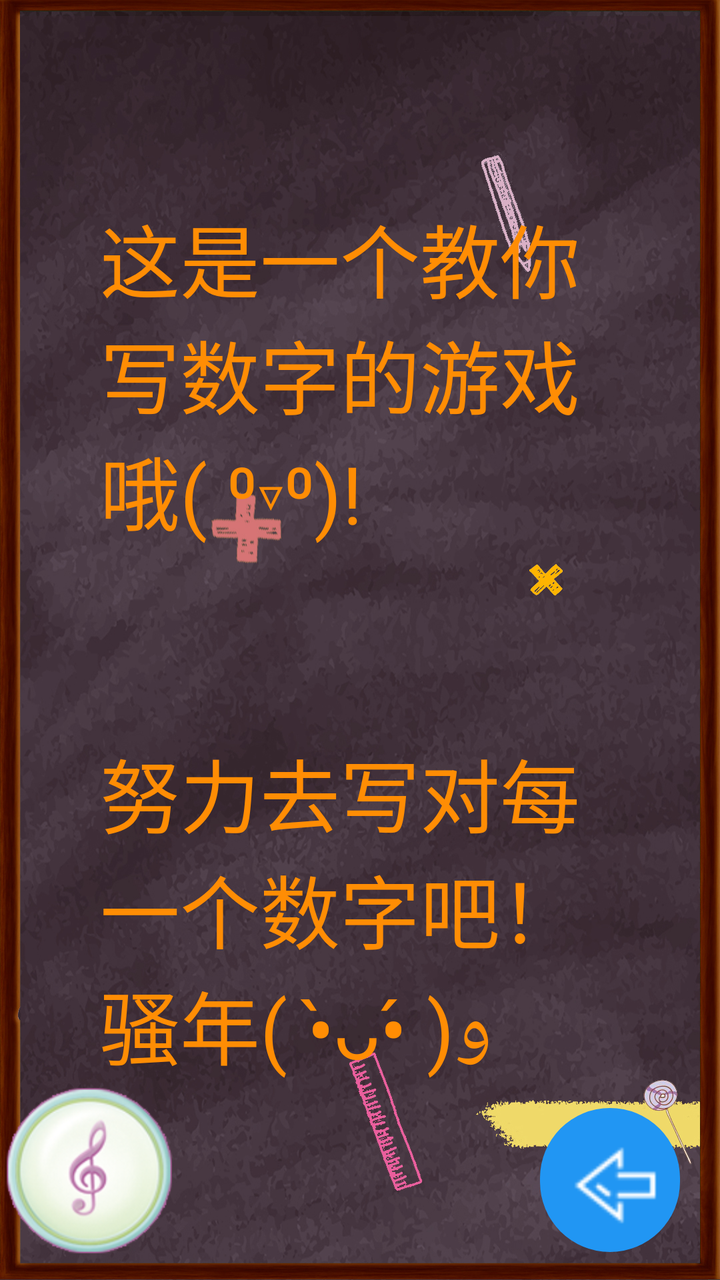
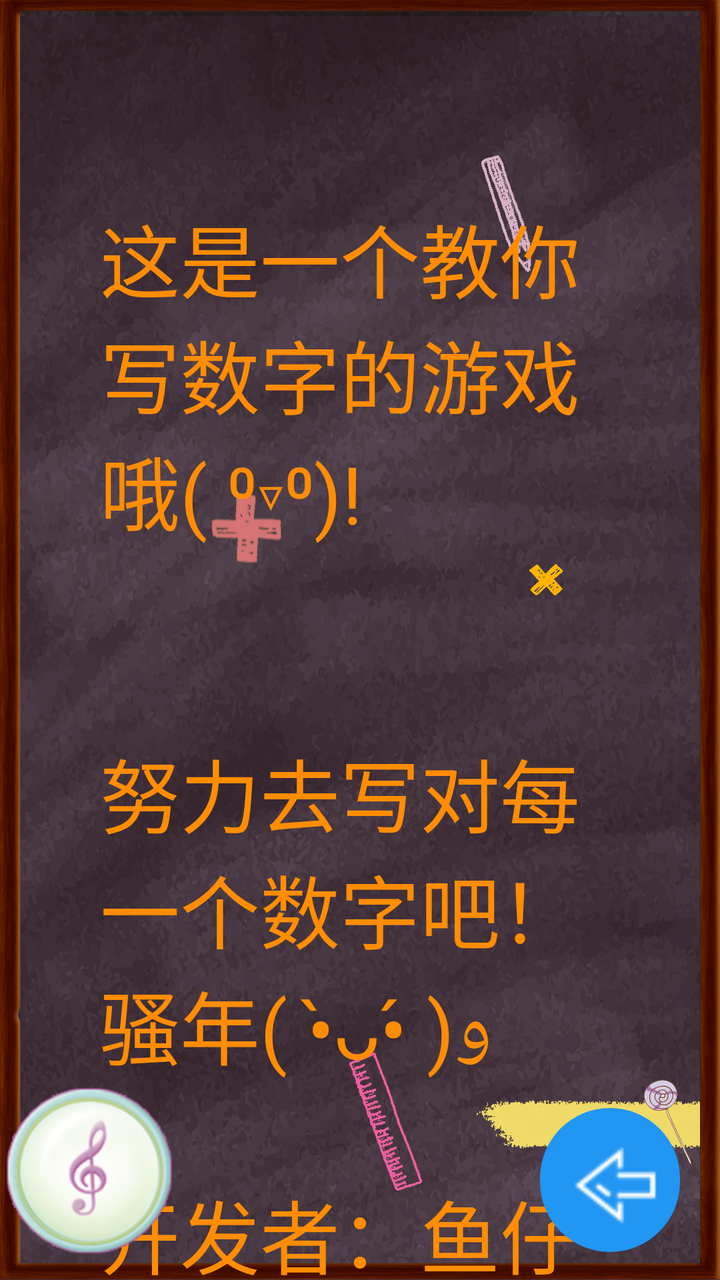

Before-and-after screenshots of an Android layout around one commit, followed by the original layout XML and the change that was made.
<!-- AndroidManifest.xml: application theme Theme.NumberGame -->
<!-- res/layout/activity_about.xml -->
<?xml version="1.0" encoding="utf-8"?>
<androidx.constraintlayout.widget.ConstraintLayout xmlns:android="http://schemas.android.com/apk/res/android"
    xmlns:app="http://schemas.android.com/apk/res-auto"
    xmlns:tools="http://schemas.android.com/tools"
    android:id="@+id/main"
    android:layout_width="match_parent"
    android:layout_height="match_parent"
    tools:context=".AboutActivity">

    <ImageView
        android:id="@+id/aboutBackground"
        android:layout_width="0dp"
        android:layout_height="0dp"
        android:scaleType="centerCrop"
        android:src = "@drawable/bg"
        app:layout_constraintBottom_toBottomOf="parent"
        app:layout_constraintTop_toTopOf="parent"
        app:layout_constraintEnd_toEndOf="parent"
        app:layout_constraintStart_toStartOf="parent" />
    
    <TextView
        android:id = "@+id/aboutText"
        android:layout_width="0dp"
        android:layout_height="wrap_content"
        android:text="这是一个教你写数字的游戏哦( ⁰▿⁰)!\n\n\n努力去写对每一个数字吧！骚年( •̀ᴗ•́ )و"
        android:textColor="#ff8d04"
        android:textSize="40sp"
        app:layout_constraintStart_toStartOf="parent"
        app:layout_constraintEnd_toEndOf="parent"
        app:layout_constraintTop_toTopOf="parent"
        android:layout_marginTop="100dp"
        android:layout_marginStart="50dp"
        android:layout_marginEnd="50dp"/>

    
    <ImageButton
        android:id="@+id/about_music"
        android:layout_width="90dp"
        android:layout_height="90dp"
        android:src = "@drawable/btn_music1"
        android:scaleType = "fitCenter"
        android:background="@android:color/transparent"
        app:layout_constraintStart_toStartOf="parent"
        app:layout_constraintBottom_toBottomOf="parent"
        android:layout_marginBottom="10dp"
        />



    <com.google.android.material.button.MaterialButton
        android:id="@+id/aboutReback"
        android:layout_width="70dp"
        android:layout_height="80dp"
        app:icon="@drawable/back_bg"
        app:iconSize="80dp"
        app:shapeAppearanceOverlay="@style/roundButton"

        app:layout_constraintEnd_toEndOf="parent"
        app:layout_constraintBottom_toBottomOf="parent"
        android:layout_marginEnd="20dp"
        android:layout_marginBottom="10dp"

        app:backgroundTint="#2196F3"
        app:iconPadding="0dp"
        app:iconGravity="textStart"
        android:padding="0dp"/>

</androidx.constraintlayout.widget.ConstraintLayout>
<!-- resources referenced by this layout -->
<resources>
  <!-- drawable back_bg: png bitmap (drawable, 15103 bytes) -->
  <!-- drawable bg: jpg bitmap (drawable, 761936 bytes) -->
  <!-- drawable btn_music1: png bitmap (drawable, 43957 bytes) -->
  <style name="roundButton">
          
          <item name="cornerFamily">rounded</item>
          
          <item name="cornerSize">50%</item>
      </style>
  <style name="Theme.NumberGame" parent="Base.Theme.NumberGame" />
  <style name="Base.Theme.NumberGame" parent="Theme.Material3.DayNight.NoActionBar">
          
          
      </style>
</resources>

<!-- the commit's change to res/layout/activity_about.xml (unified diff, before → after) -->
@@ -22,7 +22,7 @@
         android:id = "@+id/aboutText"
         android:layout_width="0dp"
         android:layout_height="wrap_content"
-        android:text="这是一个教你写数字的游戏哦( ⁰▿⁰)!\n\n\n努力去写对每一个数字吧！骚年( •̀ᴗ•́ )و"
+        android:text="这是一个教你写数字的游戏哦( ⁰▿⁰)!\n\n\n努力去写对每一个数字吧！骚年( •̀ᴗ•́ )و\n\n开发者：鱼仔"
         android:textColor="#ff8d04"
         android:textSize="40sp"
         app:layout_constraintStart_toStartOf="parent"
